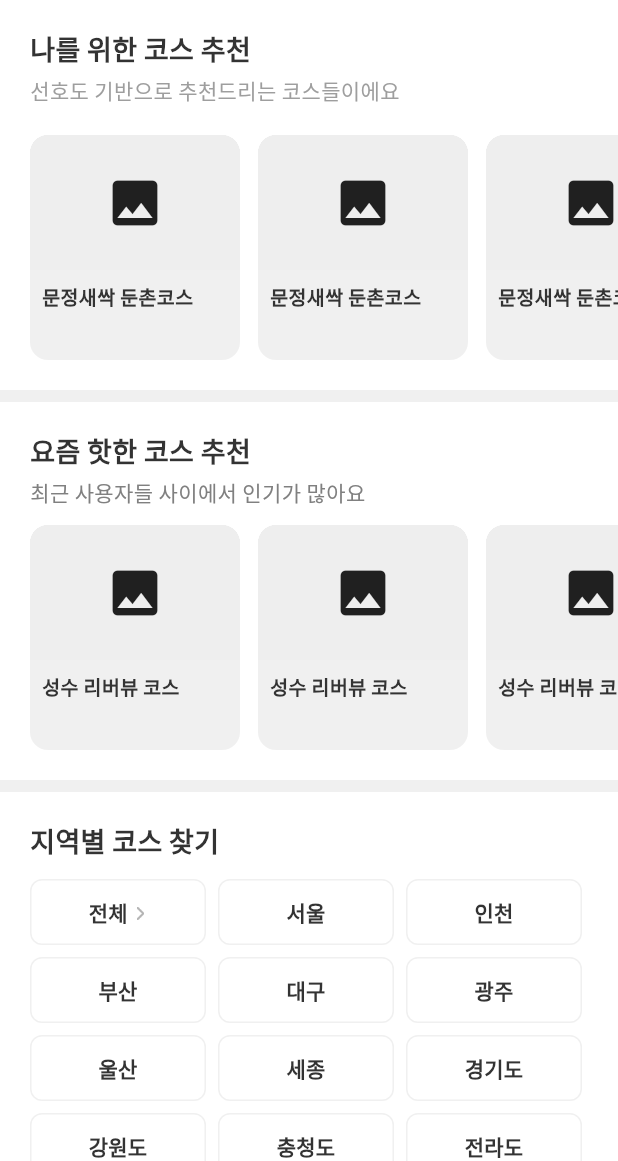
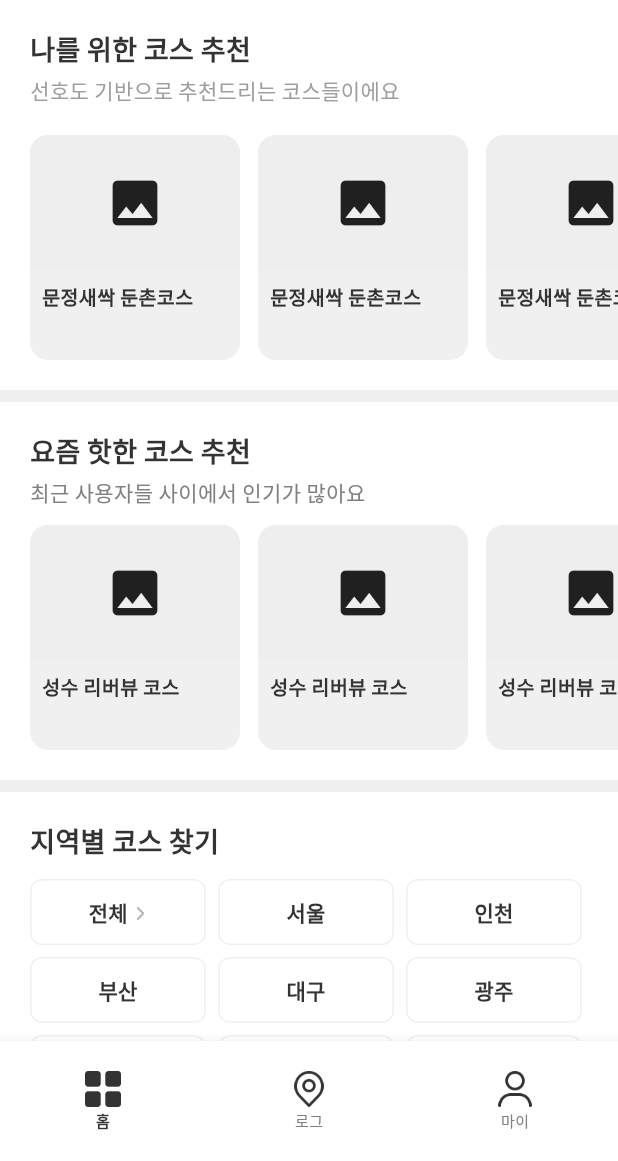
Before and after one commit to Plo-Go/plogo-mobile, a Flutter app: the HomeScreen screen opened by its route, on a phone screen of 412 x 824 dp, the part 75-1236 px from its top. Run offline on Flutter 3.47's test engine with Material 3 defaults, Android fonts, the phone set to English and light mode, and no system bars; our stand-ins replace dio, flutter_riverpod, flutter_svg, go_router.

Commit message:
[FEAT] 하단 바 추가 및 라우팅 추가

```diff
--- a/lib/core/router/app_router.dart
+++ b/lib/core/router/app_router.dart
@@ -1,12 +1,17 @@
+import 'package:flutter/material.dart';
 import 'package:go_router/go_router.dart';
+import 'package:plogo/layout/main_layout.dart';
 import '../../features/onboarding/screens/onboarding_screen.dart';
 import '../../features/onboarding/screens/onboarding_complete_screen.dart';
 import '../../features/home/screens/home_screen.dart';
+import '../../features/log/screens/log_screen.dart';
+import '../../features/mypage/screens/mypage_screen.dart';
 
 /// 앱 라우터 설정
 final appRouter = GoRouter(
   initialLocation: '/',
   routes: [
+    // 온보딩 (하단바 없음)
     GoRoute(
       path: '/',
       builder: (context, state) => const OnboardingScreen(),
@@ -15,9 +20,53 @@ final appRouter = GoRouter(
       path: '/onboarding-complete',
       builder: (context, state) => const OnboardingCompleteScreen(),
     ),
-    GoRoute(
-     path: '/home',
-      builder: (context, state) => const HomeScreen(),
+
+    // 앱 메인 탭 (하단바 적용)
+    ShellRoute(
+      builder: (context, state, child) {
+        // 현재 탭 인덱스 계산
+        final loc = state.matchedLocation;
+        int index = 0;
+        if (loc.startsWith('/log')) {
+          index = 1;
+        } else if (loc.startsWith('/mypage')) {
+          index = 2;
+        } else {
+          index = 0; // 기본 홈
+        }
+
+        return MainLayout(
+          child: child,
+          currentIndex: index,
+          onTap: (i) {
+            switch (i) {
+              case 0:
+                context.go('/home');
+                break;
+              case 1:
+                context.go('/log');
+                break;
+              case 2:
+                context.go('/mypage');
+                break;
+            }
+          },
+        );
+      },
+      routes: [
+        GoRoute(
+          path: '/home',
+          pageBuilder: (context, state) => const NoTransitionPage(child: HomeScreen()),
+        ),
+        GoRoute(
+          path: '/log',
+          pageBuilder: (context, state) => const NoTransitionPage(child: LogScreen()),
+        ),
+        GoRoute(
+          path: '/mypage',
+          pageBuilder: (context, state) => const NoTransitionPage(child: MyPageScreen()),
+        ),
+      ],
     ),
   ],
 );
--- a/lib/layout/app_layout.dart
+++ b/lib/layout/app_layout.dart
@@ -10,7 +10,7 @@ class AppLayout extends StatelessWidget {
       backgroundColor: Colors.white,
       body: SafeArea(
         child: Padding(
-          padding: const EdgeInsets.symmetric(horizontal: 24),
+          padding: const EdgeInsets.symmetric(horizontal: 24, vertical: 48),
           child: child,
         ),
       ),
--- a/lib/layout/main_layout.dart
+++ b/lib/layout/main_layout.dart
@@ -1,48 +1,141 @@
 import 'package:flutter/material.dart';
-import '../features/home/home_screen.dart';
-import '../features/map/map_screen.dart';
-import '../features/chat/chat_screen.dart';
-import '../features/profile/profile_screen.dart';
+import 'package:plogo/shared/theme/app_colors.dart';
 
-class MainLayout extends StatefulWidget {
-  const MainLayout({super.key});
+/// 앱 전역 하단바 레이아웃
+/// - 온보딩 이외의 화면에서 사용 (GoRouter ShellRoute에서 감쌈)
+class MainLayout extends StatelessWidget {
+  final Widget child;
+  final int currentIndex;
+  final ValueChanged<int> onTap;
 
-  @override
-  State<MainLayout> createState() => _MainLayoutState();
-}
+  // 커스텀 가능 포인트
+  final double barHeight; // 하단바 전체 높이
+  final double iconSize; // 아이콘 크기
+  final double iconLabelGap; // 아이콘과 라벨 사이 간격
+  final double selectedFontSize; // 선택 라벨 폰트 크기
+  final double unselectedFontSize; // 비선택 라벨 폰트 크기
 
-class _MainLayoutState extends State<MainLayout> {
-  int _currentIndex = 0;
-
-  final List<Widget> _screens = const [
-    HomeScreen(),
-    MapScreen(),
-    ChatScreen(),
-    ProfileScreen(),
-  ];
+  const MainLayout({
+    super.key,
+    required this.child,
+    required this.currentIndex,
+    required this.onTap,
+    this.barHeight = 80,
+    this.iconSize = 24,
+    this.iconLabelGap = 2,
+    this.selectedFontSize = 10,
+    this.unselectedFontSize = 10,
+  });
 
   @override
   Widget build(BuildContext context) {
     return Scaffold(
-      body: IndexedStack(
-        // 각 탭 상태 유지용
-        index: _currentIndex,
-        children: _screens,
-      ),
-      bottomNavigationBar: BottomNavigationBar(
-        currentIndex: _currentIndex,
-        onTap: (i) => setState(() => _currentIndex = i),
-        type: BottomNavigationBarType.fixed,
-        selectedItemColor: Colors.black,
-        unselectedItemColor: Colors.grey,
-        showSelectedLabels: false,
-        showUnselectedLabels: false,
-        items: const [
-          BottomNavigationBarItem(icon: Icon(Icons.home_outlined), label: '홈'),
-          BottomNavigationBarItem(icon: Icon(Icons.map_outlined), label: '지도'),
-          BottomNavigationBarItem(icon: Icon(Icons.chat_bubble_outline), label: '채팅'),
-          BottomNavigationBarItem(icon: Icon(Icons.person_outline), label: '마이'),
-        ],
+      body: child,
+      bottomNavigationBar: SizedBox(
+        height: barHeight,
+        child: BottomNavigationBar(
+          currentIndex: currentIndex,
+          onTap: onTap,
+          type: BottomNavigationBarType.fixed,
+          backgroundColor: AppColors.white,
+          elevation: 8,
+          selectedItemColor: AppColors.black,
+          unselectedItemColor: AppColors.grey,
+          showSelectedLabels: true,
+          showUnselectedLabels: true,
+          selectedLabelStyle: TextStyle(fontSize: selectedFontSize, fontWeight: FontWeight.w600),
+          unselectedLabelStyle: TextStyle(fontSize: unselectedFontSize, fontWeight: FontWeight.w400),
+          items: [
+            BottomNavigationBarItem(
+              icon: Padding(
+                padding: EdgeInsets.only(bottom: iconLabelGap),
+                child: SizedBox(
+                  width: iconSize,
+                  height: iconSize,
+                  child: Image.asset(
+                    'assets/icons/homeIcon.png',
+                    fit: BoxFit.contain,
+                  ),
+                ),
+              ),
+              activeIcon: Padding(
+                padding: EdgeInsets.only(bottom: iconLabelGap),
+                child: SizedBox(
+                  width: iconSize,
+                  height: iconSize,
+                  child: Image.asset(
+                    'assets/icons/homeIcon_filled.png',
+                    fit: BoxFit.contain,
+                    // 채워진 아이콘이 없다면 기본 아이콘을 그대로 사용
+                    errorBuilder: (context, error, stackTrace) => Image.asset(
+                      'assets/icons/homeIcon.png',
+                      fit: BoxFit.contain,
+                    ),
+                  ),
+                ),
+              ),
+              label: '홈',
+            ),
+            BottomNavigationBarItem(
+              icon: Padding(
+                padding: EdgeInsets.only(bottom: iconLabelGap),
+                child: SizedBox(
+                  width: iconSize,
+                  height: iconSize,
+                  child: Image.asset(
+                    'assets/icons/mapIcon.png',
+                    fit: BoxFit.contain,
+                  ),
+                ),
+              ),
+              activeIcon: Padding(
+                padding: EdgeInsets.only(bottom: iconLabelGap),
+                child: SizedBox(
+                  width: iconSize,
+                  height: iconSize,
+                  child: Image.asset(
+                    'assets/icons/mapIcon_filled.png',
+                    fit: BoxFit.contain,
+                    errorBuilder: (context, error, stackTrace) => Image.asset(
+                      'assets/icons/mapIcon.png',
+                      fit: BoxFit.contain,
+                    ),
+                  ),
+                ),
+              ),
+              label: '로그',
+            ),
+            BottomNavigationBarItem(
+              icon: Padding(
+                padding: EdgeInsets.only(bottom: iconLabelGap),
+                child: SizedBox(
+                  width: iconSize,
+                  height: iconSize,
+                  child: Image.asset(
+                    'assets/icons/myIcon.png',
+                    fit: BoxFit.contain,
+                  ),
+                ),
+              ),
+              activeIcon: Padding(
+                padding: EdgeInsets.only(bottom: iconLabelGap),
+                child: SizedBox(
+                  width: iconSize,
+                  height: iconSize,
+                  child: Image.asset(
+                    'assets/icons/myIcon_filled.png',
+                    fit: BoxFit.contain,
+                    errorBuilder: (context, error, stackTrace) => Image.asset(
+                      'assets/icons/myIcon.png',
+                      fit: BoxFit.contain,
+                    ),
+                  ),
+                ),
+              ),
+              label: '마이',
+            ),
+          ],
+        ),
       ),
     );
   }
--- a/lib/main.dart
+++ b/lib/main.dart
@@ -21,7 +21,7 @@ class MyApp extends StatelessWidget {
   @override
   Widget build(BuildContext context) {
     return MaterialApp.router(
-      title: 'Plogo Onboarding',
+      title: 'Plogo',
       debugShowCheckedModeBanner: false,
       theme: AppTheme.lightTheme,
       routerConfig: appRouter,
```
Also changed, not shown: lib/features/log/screens/log_screen.dart (+12 -0 lines), lib/features/mypage/screens/mypage_screen.dart (+12 -0 lines), assets/icons/homeIcon.png (added), assets/icons/homeIcon_filled.png (added), assets/icons/mapIcon.png (added), assets/icons/mapIcon_filled.png (added), assets/icons/myIcon.png (added), assets/icons/myIcon_filled.png (added).
